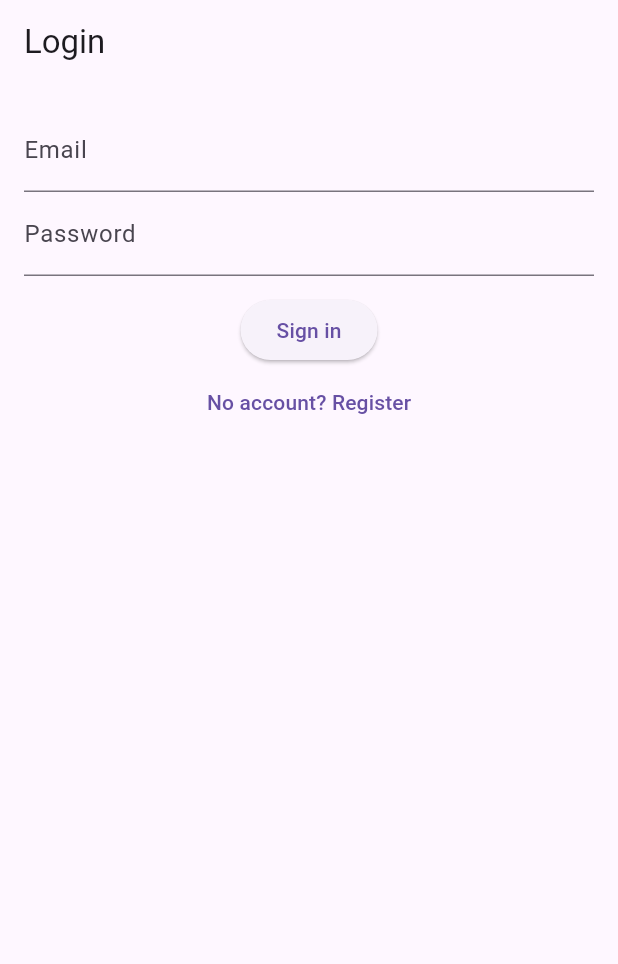
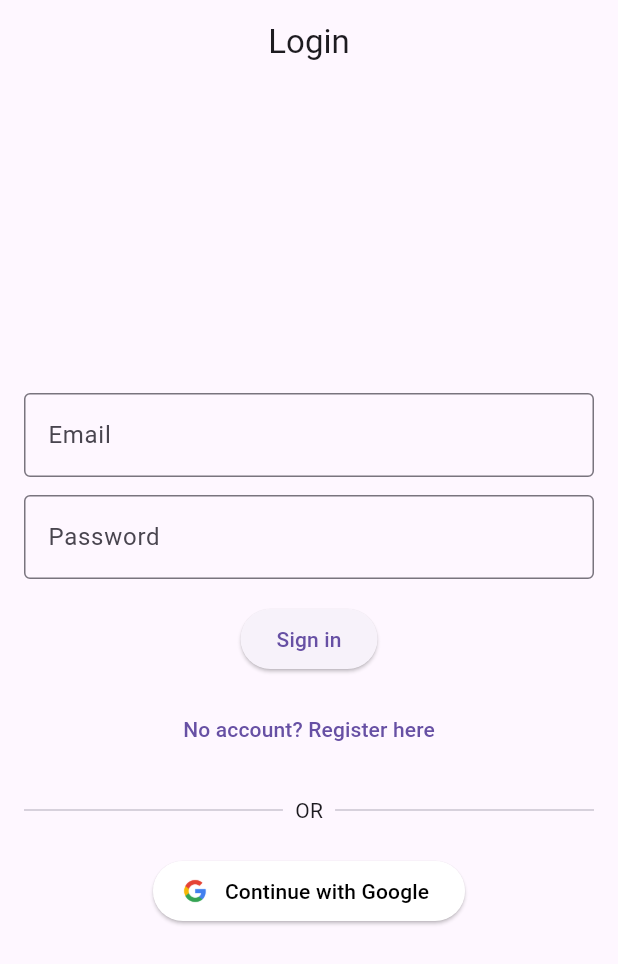
Before and after one commit to moahamedlamineremini/Ecommerce-Flutter, a Flutter app: the screen it shows after launch, on a phone screen of 412 x 824 dp. Shown: the top 964 px of the screen. Run offline on Flutter 3.47's test engine with Material 3 defaults, Android fonts, the phone set to English and light mode, and no system bars; our stand-ins replace firebase_auth, firebase_core, flutter_riverpod, go_router, google_sign_in; accounts and stored records are empty; generated files the repository leaves out were written again.

Commit message:
final version auth

```diff
--- a/lib/presentation/auth/auth_guard.dart
+++ b/lib/presentation/auth/auth_guard.dart
@@ -3,17 +3,37 @@ import 'package:flutter_riverpod/flutter_riverpod.dart';
 import 'package:firebase_auth/firebase_auth.dart';
 import 'login_page.dart';
 import '../catalog/catalog_page.dart';
+import 'dart:async';
+import 'package:flutter/foundation.dart';
+
+/// Transforme un Stream en ChangeNotifier pour GoRouter
+class GoRouterRefreshStream extends ChangeNotifier {
+  GoRouterRefreshStream(Stream<dynamic> stream) {
+    _subscription = stream.asBroadcastStream().listen((_) {
+      notifyListeners();
+    });
+  }
+
+  late final StreamSubscription<dynamic> _subscription;
+
+  @override
+  void dispose() {
+    _subscription.cancel();
+    super.dispose();
+  }
+}
 
 GoRouter createRouter() {
   return GoRouter(
     initialLocation: '/login',
+    refreshListenable: GoRouterRefreshStream(FirebaseAuth.instance.authStateChanges()),
     routes: [
       GoRoute(path: '/login', builder: (_, __) => const LoginPage()),
       GoRoute(path: '/catalog', builder: (_, __) => const CatalogPage()),
     ],
     redirect: (context, state) {
       final user = FirebaseAuth.instance.currentUser;
-      final loggingIn = state.name == 'login';
+      final loggingIn = state.matchedLocation == '/login';
       if (user == null && !loggingIn) return '/login';
       if (user != null && loggingIn) return '/catalog';
       return null;
--- a/lib/presentation/auth/login_page.dart
+++ b/lib/presentation/auth/login_page.dart
@@ -1,9 +1,11 @@
 import 'package:flutter/material.dart';
 import 'package:flutter_riverpod/flutter_riverpod.dart';
 import 'auth_viewmodel.dart';
+import '../catalog/catalog_page.dart';
 
 class LoginPage extends ConsumerStatefulWidget {
   const LoginPage({super.key});
+
   @override
   ConsumerState<LoginPage> createState() => _LoginPageState();
 }
@@ -12,33 +14,127 @@ class _LoginPageState extends ConsumerState<LoginPage> {
   final emailCtrl = TextEditingController();
   final passCtrl = TextEditingController();
   bool isRegister = false;
+  bool isLoading = false;
 
   @override
   Widget build(BuildContext context) {
     final auth = ref.read(authViewModelProvider.notifier);
 
     return Scaffold(
-      appBar: AppBar(title: Text(isRegister ? 'Register' : 'Login')),
+      appBar: AppBar(
+        title: Text(isRegister ? 'Register' : 'Login'),
+        centerTitle: true,
+      ),
       body: Padding(
         padding: const EdgeInsets.all(16),
         child: Column(
+          mainAxisAlignment: MainAxisAlignment.center,
           children: [
-            TextField(controller: emailCtrl, decoration: const InputDecoration(labelText: 'Email')),
-            TextField(controller: passCtrl, decoration: const InputDecoration(labelText: 'Password'), obscureText: true),
+            // Email
+            TextField(
+              controller: emailCtrl,
+              decoration: const InputDecoration(
+                labelText: 'Email',
+                border: OutlineInputBorder(),
+              ),
+            ),
             const SizedBox(height: 12),
+
+            // Password
+            TextField(
+              controller: passCtrl,
+              decoration: const InputDecoration(
+                labelText: 'Password',
+                border: OutlineInputBorder(),
+              ),
+              obscureText: true,
+            ),
+            const SizedBox(height: 16),
+
+            // Login/Register button
             ElevatedButton(
-              onPressed: () async {
-                if (isRegister) {
-                  await auth.register(emailCtrl.text.trim(), passCtrl.text.trim());
+              onPressed: isLoading
+                  ? null
+                  : () async {
+                setState(() => isLoading = true);
+                final error = isRegister
+                    ? await auth.register(
+                    emailCtrl.text.trim(), passCtrl.text.trim())
+                    : await auth.signIn(
+                    emailCtrl.text.trim(), passCtrl.text.trim());
+                setState(() => isLoading = false);
+
+                if (error == null) {
+
+
+                ScaffoldMessenger.of(context).showSnackBar(
+                    SnackBar(
+                      content: Text(isRegister
+                          ? "Account created successfully!"
+                          : "Login successful!"),
+                    ),
+                  );
                 } else {
-                  await auth.signIn(emailCtrl.text.trim(), passCtrl.text.trim());
+                  // ❌ Erreur
+                  ScaffoldMessenger.of(context).showSnackBar(
+                    SnackBar(content: Text(error)),
+                  );
                 }
               },
-              child: Text(isRegister ? 'Create account' : 'Sign in'),
+              child: isLoading
+                  ? const CircularProgressIndicator(color: Colors.white)
+                  : Text(isRegister ? 'Create account' : 'Sign in'),
             ),
+            const SizedBox(height: 12),
+
+            // Switch login/register
             TextButton(
               onPressed: () => setState(() => isRegister = !isRegister),
-              child: Text(isRegister ? 'I have an account' : 'No account? Register'),
+              child: Text(isRegister
+                  ? 'I already have an account'
+                  : 'No account? Register here'),
+            ),
+            const SizedBox(height: 20),
+
+            // Divider
+            Row(
+              children: const [
+                Expanded(child: Divider(thickness: 1)),
+                Padding(
+                  padding: EdgeInsets.symmetric(horizontal: 8),
+                  child: Text("OR"),
+                ),
+                Expanded(child: Divider(thickness: 1)),
+              ],
+            ),
+            const SizedBox(height: 20),
+
+            // Google Sign-In button
+            ElevatedButton.icon(
+              onPressed: () async {
+                setState(() => isLoading = true);
+                final error = await auth.signInWithGoogle();
+                setState(() => isLoading = false);
+
+                if (error == null) {
+                  ScaffoldMessenger.of(context).showSnackBar(
+                    const SnackBar(content: Text("Signed in with Google ✅")),
+                  );
+                } else {
+                  ScaffoldMessenger.of(context).showSnackBar(
+                    SnackBar(content: Text(error)),
+                  );
+                }
+              },
+              icon: Image.asset(
+                'assets/google_logo.webp',
+                height: 24,
+              ),
+              label: const Text("Continue with Google"),
+              style: ElevatedButton.styleFrom(
+                backgroundColor: Colors.white,
+                foregroundColor: Colors.black,
+              ),
             ),
           ],
         ),
--- a/pubspec.yaml
+++ b/pubspec.yaml
@@ -14,6 +14,8 @@ dependencies:
   firebase_core: ^2.25.4
   firebase_auth: ^4.17.9
   cupertino_icons: ^1.0.8
+  google_sign_in: ^6.2.1
+
 
 dev_dependencies:
   flutter_test:
@@ -23,3 +25,5 @@ dev_dependencies:
 
 flutter:
   uses-material-design: true
+  assets:
+    - assets/google_logo.webp
```
Also changed, not shown: lib/presentation/auth/auth_viewmodel.dart (+73 -8 lines), lib/presentation/catalog/catalog_page.dart (+24 -3 lines), assets/google_logo.webp (added), pubspec.lock.
